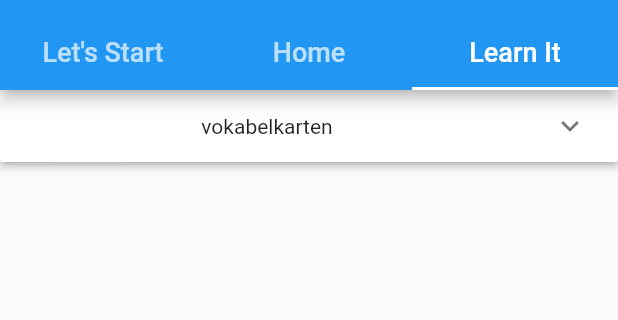
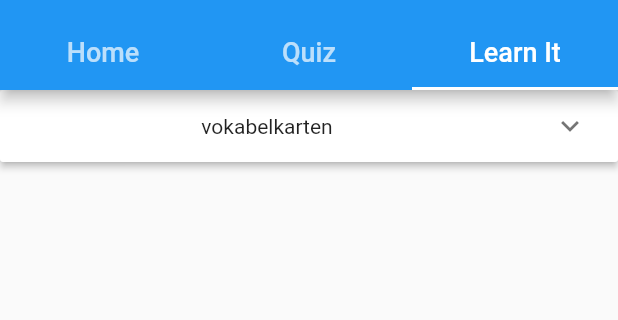
Before and after one commit to Jugendhackt/learn2learn, a Flutter app: the screen it shows after launch, tab 3 chosen, on a phone screen of 412 x 824 dp, the part 66-386 px from its top. Run offline on Flutter 3.47's test engine with Material 2 defaults, Android fonts, the phone set to English and light mode, and no system bars; our stand-ins replace yaml.

Commit message:
tab reihnfolge geändert

```diff
--- a/lib/tabs.dart
+++ b/lib/tabs.dart
@@ -54,21 +54,21 @@ class _TabPageState extends State<TabPage> {
             bottom: const TabBar(
               indicatorColor: Colors.white,
               tabs: [
+                Tab(child: Text("Home", style: TextStyle(fontSize: 18),)),
                 Tab(
                   child: Text(
-                    "Let's Start",
+                    "Quiz",
                     style: TextStyle(fontSize: 18),
                   ),
                 ),
-                Tab(child: Text("Home", style: TextStyle(fontSize: 18),)),
                 Tab(child: Text("Learn It", style: TextStyle(fontSize: 18),)),
               ],
             ),
           ),
           body: const TabBarView(
               children: [
+                HomePage(),
                 Text("1"),
-                HomePage(),
                 LearnPage()
               ]
           ),
```
